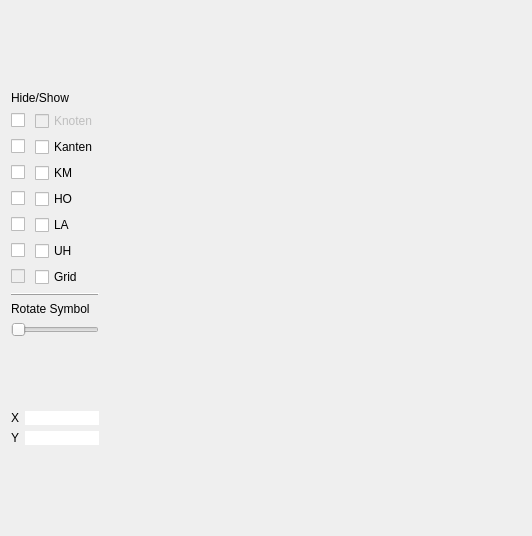
First picture: the form in AutoCADDB/qgraphicsmainwindow.ui, repository DB-Netz-AutomatedPlanning/AutoPlan-QT, before the edit.
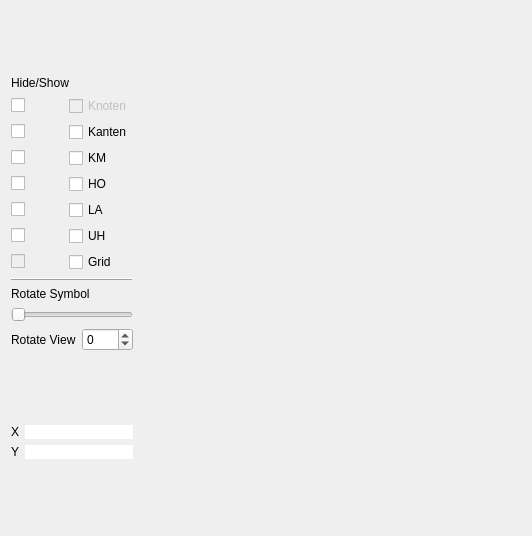
Second picture: the form after the edit.

Patch:
```diff
--- a/AutoCADDB/qgraphicsmainwindow.ui
+++ b/AutoCADDB/qgraphicsmainwindow.ui
@@ -13,7 +13,7 @@
   <property name="windowTitle">
    <string>Form</string>
   </property>
-  <layout class="QFormLayout" name="formLayout_2">
+  <layout class="QFormLayout" name="formLayout_3">
    <item row="0" column="0">
     <layout class="QGridLayout" name="gridLayout_5">
      <item row="2" column="0">
@@ -150,20 +150,7 @@
      </item>
      <item row="4" column="0">
       <layout class="QGridLayout" name="gridLayout_4">
-       <item row="0" column="0">
-        <spacer name="verticalSpacer">
-         <property name="orientation">
-          <enum>Qt::Vertical</enum>
-         </property>
-         <property name="sizeHint" stdset="0">
-          <size>
-           <width>88</width>
-           <height>68</height>
-          </size>
-         </property>
-        </spacer>
-       </item>
-       <item row="1" column="0">
+       <item row="2" column="0">
         <layout class="QFormLayout" name="formLayout">
          <item row="0" column="0">
           <layout class="QGridLayout" name="gridLayout_3">
@@ -229,6 +216,46 @@
          </item>
         </layout>
        </item>
+       <item row="1" column="0">
+        <spacer name="verticalSpacer">
+         <property name="orientation">
+          <enum>Qt::Vertical</enum>
+         </property>
+         <property name="sizeHint" stdset="0">
+          <size>
+           <width>88</width>
+           <height>68</height>
+          </size>
+         </property>
+        </spacer>
+       </item>
+       <item row="0" column="0">
+        <layout class="QFormLayout" name="formLayout_2">
+         <item row="0" column="0">
+          <widget class="QLabel" name="label_3">
+           <property name="text">
+            <string>Rotate View</string>
+           </property>
+          </widget>
+         </item>
+         <item row="0" column="1">
+          <widget class="QSpinBox" name="spinBox_RotateView">
+           <property name="minimum">
+            <number>-360</number>
+           </property>
+           <property name="maximum">
+            <number>360</number>
+           </property>
+           <property name="singleStep">
+            <number>10</number>
+           </property>
+           <property name="value">
+            <number>0</number>
+           </property>
+          </widget>
+         </item>
+        </layout>
+       </item>
       </layout>
      </item>
      <item row="1" column="0">
```
